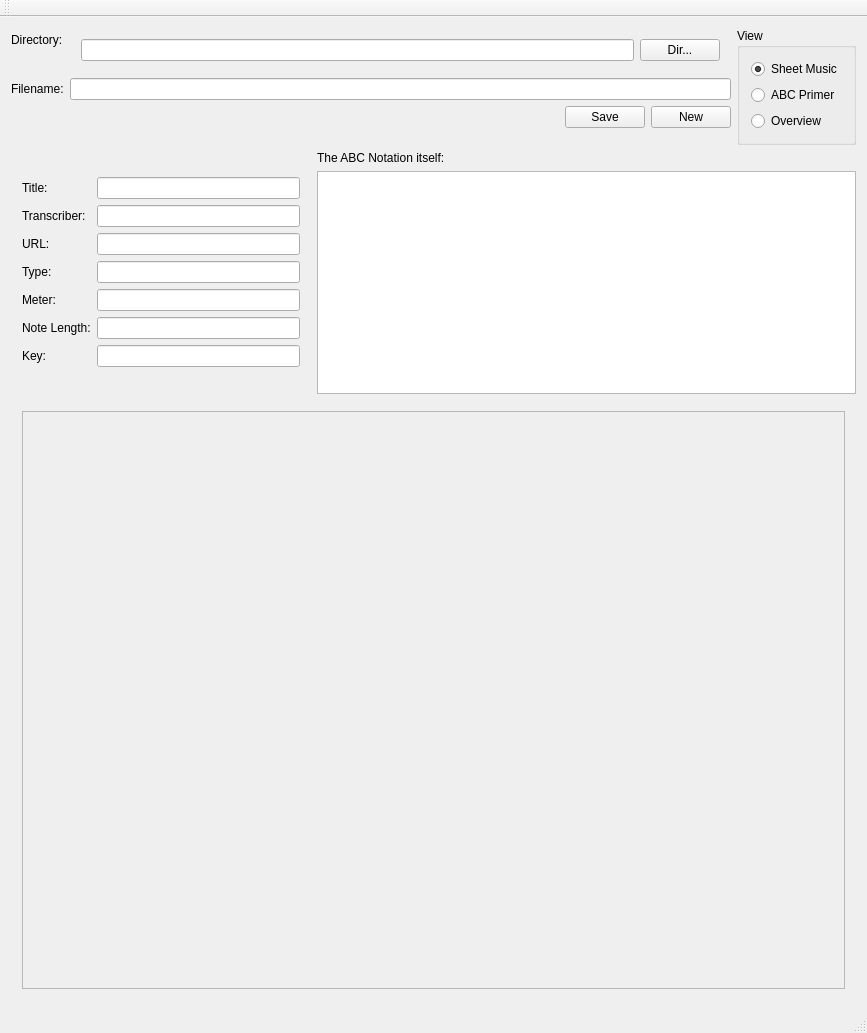
Qt form mainwindow.ui (monkeyAndWolf/TuneEditor) before a commit.
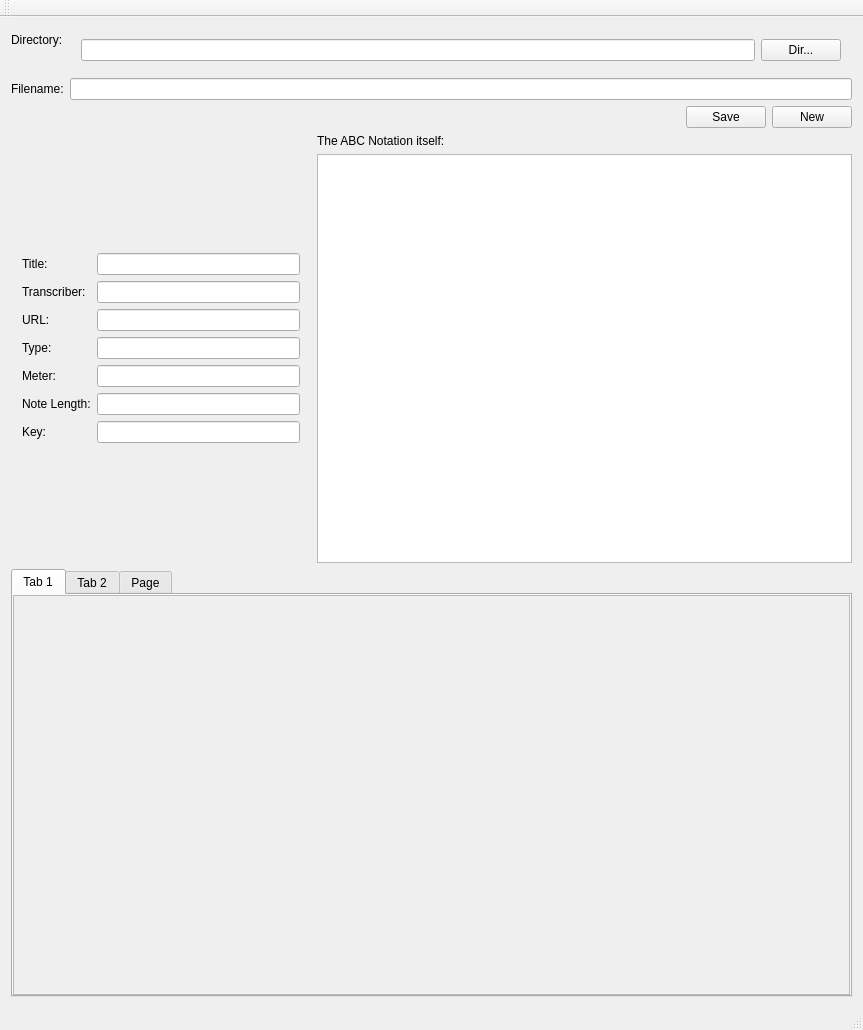
The same form after that commit.

Commit message: The SVG is updating nicely. QScrollArea not working :| Added code to store the page layout and restore it next time it opens, because the size of the page was annoying the heck out of me.

Diff of the .ui file:
```diff
--- a/mainwindow.ui
+++ b/mainwindow.ui
@@ -94,39 +94,6 @@
         </item>
        </layout>
       </item>
-      <item>
-       <widget class="QGroupBox" name="groupBox">
-        <property name="title">
-         <string>View</string>
-        </property>
-        <layout class="QVBoxLayout" name="verticalLayout_3">
-         <item>
-          <widget class="QRadioButton" name="radioSheetMusic">
-           <property name="text">
-            <string>Sheet Music</string>
-           </property>
-           <property name="checked">
-            <bool>true</bool>
-           </property>
-          </widget>
-         </item>
-         <item>
-          <widget class="QRadioButton" name="radioPrimer">
-           <property name="text">
-            <string>ABC Primer</string>
-           </property>
-          </widget>
-         </item>
-         <item>
-          <widget class="QRadioButton" name="radioOverview">
-           <property name="text">
-            <string>Overview</string>
-           </property>
-          </widget>
-         </item>
-        </layout>
-       </widget>
-      </item>
      </layout>
     </item>
     <item>
@@ -249,38 +216,99 @@
      </layout>
     </item>
     <item>
-     <widget class="QWidget" name="switchInWidget" native="true">
-      <property name="sizePolicy">
-       <sizepolicy hsizetype="Fixed" vsizetype="Fixed">
-        <horstretch>0</horstretch>
-        <verstretch>0</verstretch>
-       </sizepolicy>
+     <widget class="QTabWidget" name="tabWidget">
+      <property name="currentIndex">
+       <number>0</number>
       </property>
-      <property name="minimumSize">
-       <size>
-        <width>845</width>
-        <height>600</height>
-       </size>
-      </property>
-      <layout class="QGridLayout" name="gridLayout_3">
-       <item row="0" column="0">
-        <widget class="QScrollArea" name="scrollArea">
-         <property name="widgetResizable">
-          <bool>true</bool>
-         </property>
-         <widget class="QWidget" name="scrollAreaWidgetContents">
-          <property name="geometry">
-           <rect>
-            <x>0</x>
-            <y>0</y>
-            <width>825</width>
-            <height>580</height>
-           </rect>
+      <widget class="QWidget" name="tabMusic">
+       <attribute name="title">
+        <string>Tab 1</string>
+       </attribute>
+       <layout class="QGridLayout" name="gridLayout_3">
+        <property name="leftMargin">
+         <number>0</number>
+        </property>
+        <property name="topMargin">
+         <number>0</number>
+        </property>
+        <property name="rightMargin">
+         <number>0</number>
+        </property>
+        <property name="bottomMargin">
+         <number>0</number>
+        </property>
+        <property name="spacing">
+         <number>0</number>
+        </property>
+        <item row="0" column="0">
+         <widget class="QScrollArea" name="scrollArea">
+          <property name="widgetResizable">
+           <bool>true</bool>
           </property>
+          <widget class="QWidget" name="scrollAreaWidgetContents">
+           <property name="geometry">
+            <rect>
+             <x>0</x>
+             <y>0</y>
+             <width>837</width>
+             <height>288</height>
+            </rect>
+           </property>
+          </widget>
          </widget>
-        </widget>
-       </item>
-      </layout>
+        </item>
+       </layout>
+      </widget>
+      <widget class="QWidget" name="tabABCPrimer">
+       <attribute name="title">
+        <string>Tab 2</string>
+       </attribute>
+       <layout class="QGridLayout" name="gridLayout_4">
+        <property name="leftMargin">
+         <number>0</number>
+        </property>
+        <property name="topMargin">
+         <number>0</number>
+        </property>
+        <property name="rightMargin">
+         <number>0</number>
+        </property>
+        <property name="bottomMargin">
+         <number>0</number>
+        </property>
+        <property name="spacing">
+         <number>0</number>
+        </property>
+        <item row="0" column="0">
+         <widget class="QTextEdit" name="textEdit"/>
+        </item>
+       </layout>
+      </widget>
+      <widget class="QWidget" name="tabCredits">
+       <attribute name="title">
+        <string>Page</string>
+       </attribute>
+       <layout class="QGridLayout" name="gridLayout_5">
+        <property name="leftMargin">
+         <number>0</number>
+        </property>
+        <property name="topMargin">
+         <number>0</number>
+        </property>
+        <property name="rightMargin">
+         <number>0</number>
+        </property>
+        <property name="bottomMargin">
+         <number>0</number>
+        </property>
+        <property name="spacing">
+         <number>0</number>
+        </property>
+        <item row="0" column="0">
+         <widget class="QTextEdit" name="textEdit_2"/>
+        </item>
+       </layout>
+      </widget>
      </widget>
     </item>
    </layout>
```
Left out of the diff: 3 changed lines with no effect on the pictures. The commit also changes 5 other files.
